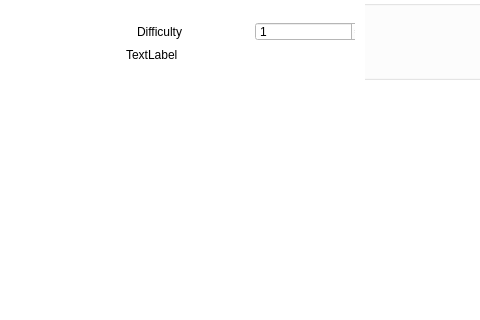
Old version of the form client/src/MainWindow.ui in the repository name1e5s/MemoryGame; both pictures show x 135 to 615 and y 0 to 320 of the 1080 by 720 pixel window.
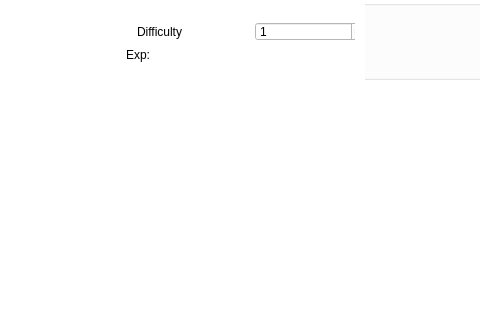
New version of the form.

What changed in the file:
```diff
--- a/client/src/MainWindow.ui
+++ b/client/src/MainWindow.ui
@@ -148,7 +148,7 @@
        <item>
         <widget class="QLabel" name="userExp">
          <property name="text">
-          <string>TextLabel</string>
+          <string>Exp: </string>
          </property>
         </widget>
        </item>
```
